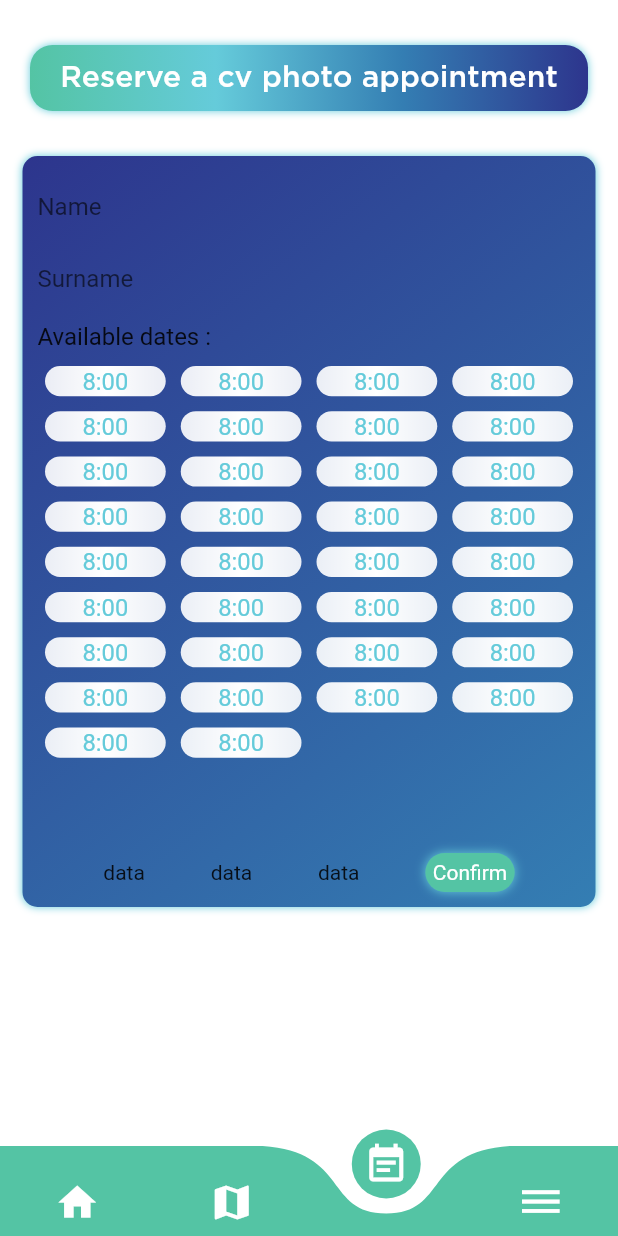
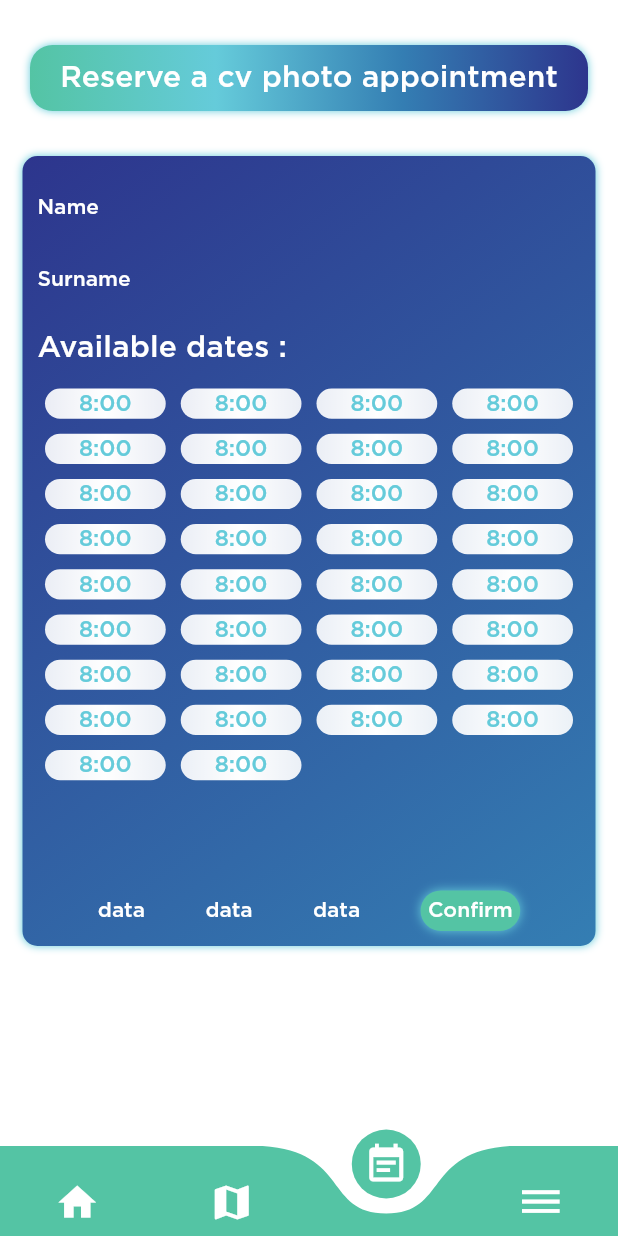
Before and after one commit to fouques1u/ForumHorizonChimie2020, a Flutter app: the screen it shows after launch, item 3 of the bottom bar chosen, on a phone screen of 412 x 824 dp. Run offline on Flutter 3.47's test engine with Material 2 defaults, Android fonts, the phone set to English and light mode, and no system bars; drawn by our look-alikes of curved_navigation_bar; our stand-ins replace cloud_firestore, font_awesome_flutter; accounts and stored records are empty.

Commit message:
Style on Cv screen text, plus small adjustments on map screens.

```diff
--- a/lib/main.dart
+++ b/lib/main.dart
@@ -40,6 +40,11 @@ class _MyAppState extends State<MyApp> {
         accentColor: darkBlueColor,
         bottomAppBarColor: Colors.white,
         textTheme: TextTheme(
+          body1: TextStyle(
+            fontSize: 14,
+            fontFamily: 'Gotham',
+            color: Colors.white,
+          ),
           title: TextStyle(
             fontSize: 22,
             color: Colors.white,
--- a/lib/screens/cv_screen.dart
+++ b/lib/screens/cv_screen.dart
@@ -18,23 +18,27 @@ class _CvScreenState extends State<CvScreen> {
       child: Column(
         children: <Widget>[
           TextField(
+            style: Theme.of(context).textTheme.body1,
             decoration: InputDecoration(
-                border: InputBorder.none,
-                hintText: AppLocalizations.of(context).translate('name')),
+              border: InputBorder.none,
+              hintText: AppLocalizations.of(context).translate('name'),
+              hintStyle: Theme.of(context).textTheme.body1,
+            ),
           ),
           TextField(
+            style: Theme.of(context).textTheme.body1,
             decoration: InputDecoration(
-                border: InputBorder.none,
-                hintText: AppLocalizations.of(context).translate('surname')),
+              border: InputBorder.none,
+              hintText: AppLocalizations.of(context).translate('surname'),
+              hintStyle: Theme.of(context).textTheme.body1,
+            ),
           ),
           Container(
             alignment: Alignment.topLeft,
-            margin: EdgeInsets.symmetric(vertical: 5, horizontal: 0),
+            margin: EdgeInsets.symmetric(vertical: 10, horizontal: 0),
             child: Text(
               AppLocalizations.of(context).translate('available_dates'),
-              style: TextStyle(
-                fontSize: 16,
-              ),
+              style: Theme.of(context).textTheme.subtitle,
             ),
           ),
           LimitedBox(
@@ -83,12 +87,15 @@ class _CvScreenState extends State<CvScreen> {
               ],
             ),
           ),
+          SizedBox(
+            height: 10,
+          ),
           Row(
             mainAxisAlignment: MainAxisAlignment.spaceEvenly,
             children: <Widget>[
-              Text('data'),
-              Text('data'),
-              Text('data'),
+              Text('data', style: Theme.of(context).textTheme.body1),
+              Text('data', style: Theme.of(context).textTheme.body1),
+              Text('data', style: Theme.of(context).textTheme.body1),
               InkWell(
                 child: Container(
                   padding: EdgeInsets.all(5),
--- a/lib/screens/map_pages/first_floor.dart
+++ b/lib/screens/map_pages/first_floor.dart
@@ -1,7 +1,6 @@
 import 'package:flutter/cupertino.dart';
 import 'package:flutter/material.dart';
 
-import 'package:forum_horizon_chimie/app_localizations.dart';
 import 'package:forum_horizon_chimie/widgets/arrow.dart';
 import 'package:forum_horizon_chimie/widgets/outline_button_classic.dart';
 import 'package:forum_horizon_chimie/widgets/page_title_classic.dart';
--- a/lib/screens/map_pages/search_firm.dart
+++ b/lib/screens/map_pages/search_firm.dart
@@ -3,7 +3,6 @@ import 'package:forum_horizon_chimie/widgets/arrow.dart';
 
 import '../../widgets/grid_tile_classic.dart';
 import '../../widgets/page_title_classic.dart';
-import '../../app_localizations.dart';
 import '../../colors.dart';
 
 class SearchFirmPage extends StatelessWidget {
--- a/lib/screens/map_pages/second_floor.dart
+++ b/lib/screens/map_pages/second_floor.dart
@@ -5,7 +5,6 @@ import '../../widgets/firm_modal_bottom_sheet.dart';
 import '../../widgets/outline_button_classic.dart';
 import '../../widgets/page_title_classic.dart';
 import '../../colors.dart';
-import '../../app_localizations.dart';
 
 class SecondFloorPage extends StatelessWidget {
   final PageController pageController;
```
